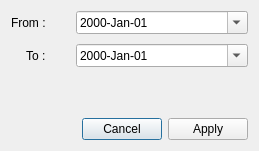
This is src/dateintervaldialog.ui in redmoon1945/gbp as Qt 5 draws it before an edit. The edited form follows.
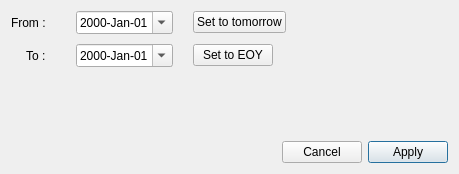
This is the edited form.

What changed in the file:
```diff
--- a/src/dateintervaldialog.ui
+++ b/src/dateintervaldialog.ui
@@ -6,8 +6,8 @@
    <rect>
     <x>0</x>
     <y>0</y>
-    <width>259</width>
-    <height>151</height>
+    <width>459</width>
+    <height>174</height>
    </rect>
   </property>
   <property name="windowTitle">
@@ -28,30 +28,15 @@
         <number>10</number>
        </property>
        <item row="0" column="0">
-        <widget class="QLabel" name="label">
-         <property name="font">
-          <font>
-           <bold>false</bold>
-          </font>
-         </property>
-         <property name="text">
-          <string>From :</string>
-         </property>
-        </widget>
-       </item>
-       <item row="1" column="0">
         <widget class="QLabel" name="label_2">
-         <property name="font">
-          <font>
-           <bold>false</bold>
-          </font>
-         </property>
          <property name="text">
-          <string>To :</string>
+          <string>From :</string>
          </property>
         </widget>
        </item>
        <item row="0" column="1">
+        <layout class="QHBoxLayout" name="horizontalLayout_3">
+         <item>
         <widget class="QDateEdit" name="fromDateEdit">
          <property name="sizePolicy">
           <sizepolicy hsizetype="Minimum" vsizetype="Preferred">
@@ -67,7 +52,60 @@
          </property>
         </widget>
        </item>
+         <item>
+          <spacer name="horizontalSpacer_4">
+           <property name="orientation">
+            <enum>Qt::Orientation::Horizontal</enum>
+           </property>
+           <property name="sizeType">
+            <enum>QSizePolicy::Policy::Fixed</enum>
+           </property>
+           <property name="sizeHint" stdset="0">
+            <size>
+             <width>20</width>
+             <height>20</height>
+            </size>
+           </property>
+          </spacer>
+         </item>
+         <item>
+          <widget class="QPushButton" name="setTomorrowPushButton">
+           <property name="toolTip">
+            <string>&lt;html&gt;&lt;head/&gt;&lt;body&gt;&lt;p&gt;Set the &amp;quot;from&amp;quot; date to &lt;span style=&quot; font-weight:700;&quot;&gt;Tomorrow&lt;/span&gt;&lt;/p&gt;&lt;/body&gt;&lt;/html&gt;</string>
+           </property>
+           <property name="text">
+            <string>Set to tomorrow</string>
+           </property>
+           <property name="autoDefault">
+            <bool>false</bool>
+           </property>
+          </widget>
+         </item>
+         <item>
+          <spacer name="horizontalSpacer_5">
+           <property name="orientation">
+            <enum>Qt::Orientation::Horizontal</enum>
+           </property>
+           <property name="sizeHint" stdset="0">
+            <size>
+             <width>40</width>
+             <height>20</height>
+            </size>
+           </property>
+          </spacer>
+         </item>
+        </layout>
+       </item>
+       <item row="1" column="0">
+        <widget class="QLabel" name="label_3">
+         <property name="text">
+          <string>To :</string>
+         </property>
+        </widget>
+       </item>
        <item row="1" column="1">
+        <layout class="QHBoxLayout" name="horizontalLayout_2">
+         <item>
         <widget class="QDateEdit" name="toDateEdit">
          <property name="sizePolicy">
           <sizepolicy hsizetype="Minimum" vsizetype="Preferred">
@@ -83,15 +121,59 @@
          </property>
         </widget>
        </item>
-      </layout>
-     </item>
+         <item>
+          <spacer name="horizontalSpacer_2">
+           <property name="orientation">
+            <enum>Qt::Orientation::Horizontal</enum>
+           </property>
+           <property name="sizeType">
+            <enum>QSizePolicy::Policy::Fixed</enum>
+           </property>
+           <property name="sizeHint" stdset="0">
+            <size>
+             <width>20</width>
+             <height>20</height>
+            </size>
+           </property>
+          </spacer>
+         </item>
+         <item>
+          <widget class="QPushButton" name="setEoyPushButton">
+           <property name="toolTip">
+            <string>&lt;html&gt;&lt;head/&gt;&lt;body&gt;&lt;p&gt;For &amp;quot;to&amp;quot; date, change the month to &lt;span style=&quot; font-weight:700;&quot;&gt;December&lt;/span&gt; and day to &lt;span style=&quot; font-weight:700;&quot;&gt;31&lt;/span&gt;&lt;/p&gt;&lt;/body&gt;&lt;/html&gt;</string>
+           </property>
+           <property name="text">
+            <string>Set to EOY</string>
+           </property>
+           <property name="autoDefault">
+            <bool>false</bool>
+           </property>
+          </widget>
+         </item>
+         <item>
+          <spacer name="horizontalSpacer_3">
+           <property name="orientation">
+            <enum>Qt::Orientation::Horizontal</enum>
+           </property>
+           <property name="sizeHint" stdset="0">
+            <size>
+             <width>40</width>
+             <height>20</height>
+            </size>
+           </property>
+          </spacer>
+         </item>
+        </layout>
+       </item>
+      </layout>
+     </item>
      <item>
       <spacer name="verticalSpacer">
        <property name="orientation">
         <enum>Qt::Orientation::Vertical</enum>
        </property>
        <property name="sizeType">
-        <enum>QSizePolicy::Policy::Expanding</enum>
+        <enum>QSizePolicy::Policy::Fixed</enum>
        </property>
        <property name="sizeHint" stdset="0">
         <size>
@@ -121,6 +203,9 @@
          <property name="text">
           <string>Cancel</string>
          </property>
+         <property name="autoDefault">
+          <bool>false</bool>
+         </property>
         </widget>
        </item>
        <item>
@@ -128,6 +213,12 @@
          <property name="text">
           <string>Apply</string>
          </property>
+         <property name="autoDefault">
+          <bool>false</bool>
+         </property>
+         <property name="default">
+          <bool>true</bool>
+         </property>
         </widget>
        </item>
       </layout>
```
Left out of the diff: 2 changed lines with no effect on the pictures. Lines whose indentation alone changed are shown as unchanged.
